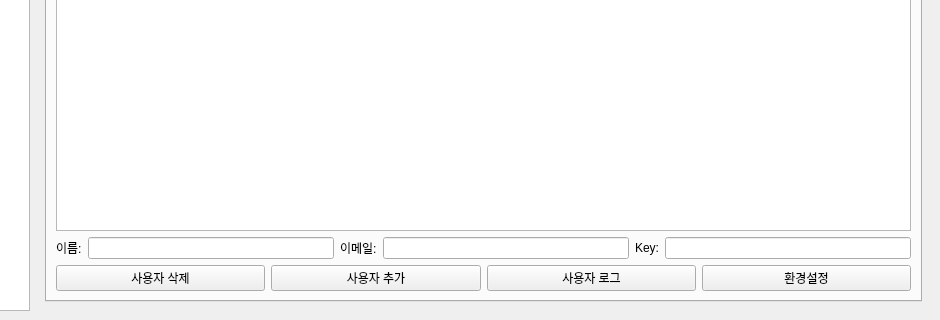
Old version of the form MANAGER/source/BIGMACLAB_MANAGER_GUI.ui in the repository yojun313/knpu; both pictures show x 129 to 1069 and y 467 to 787 of the 1069 by 787 pixel window.
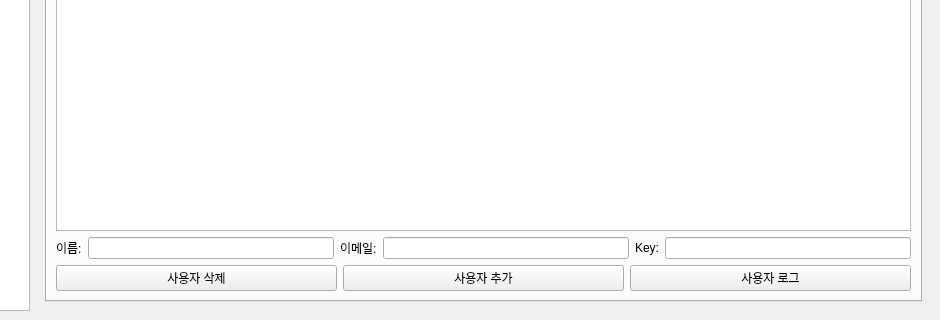
New version of the form. The open tabs and pages were chosen to show the change.

Diff of the .ui file:
```diff
--- a/MANAGER/source/BIGMACLAB_MANAGER_GUI.ui
+++ b/MANAGER/source/BIGMACLAB_MANAGER_GUI.ui
@@ -542,13 +542,6 @@
                 </property>
                </widget>
               </item>
-              <item>
-               <widget class="QPushButton" name="user_setting_button">
-                <property name="text">
-                 <string>환경설정</string>
-                </property>
-               </widget>
-              </item>
              </layout>
             </item>
            </layout>
```
